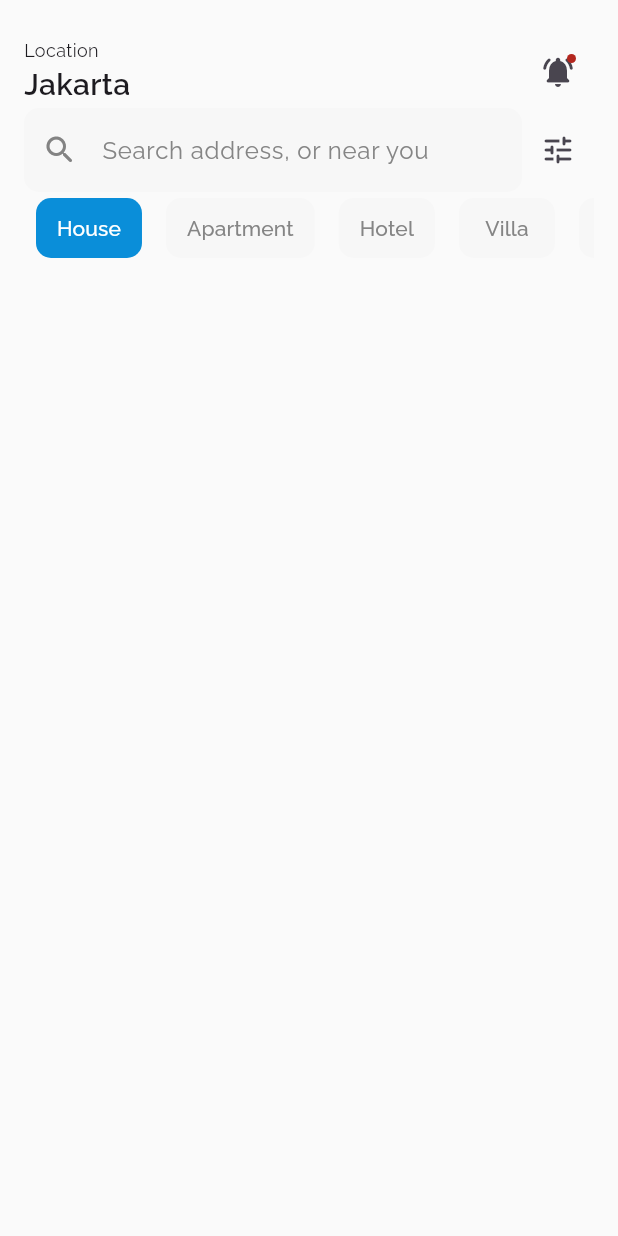
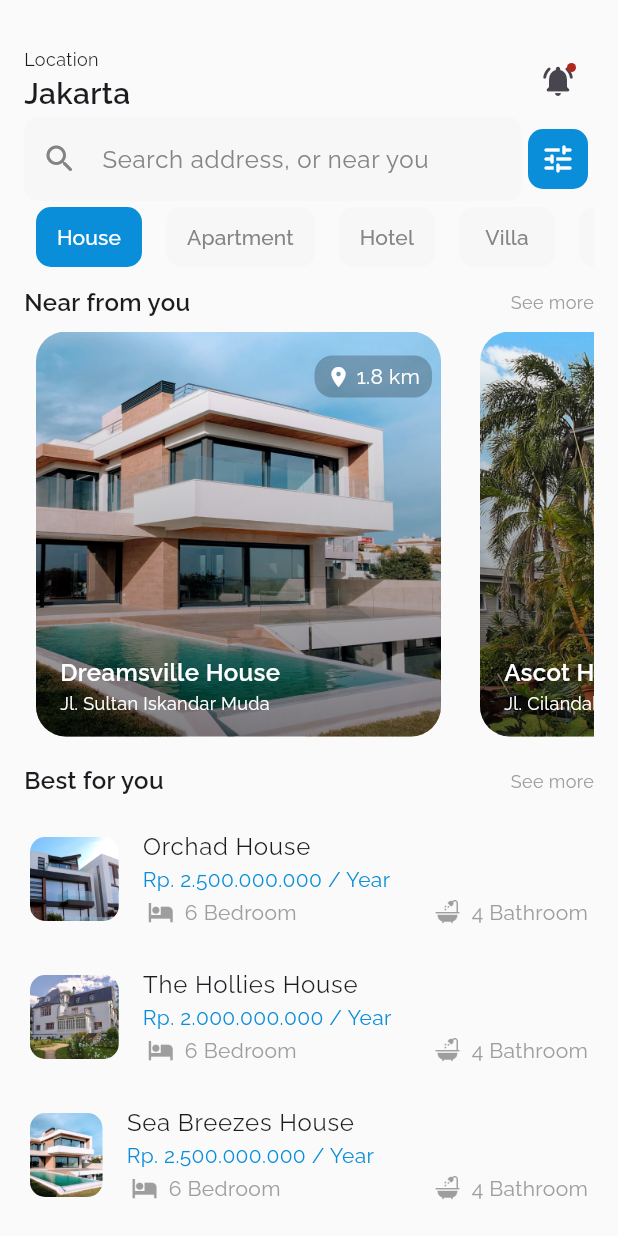
Before and after one commit to Boburbro/home_rent, a Flutter app: the screen it shows after launch, on a phone screen of 412 x 824 dp. Run offline on Flutter 3.47's test engine with Material 3 defaults, Android fonts, the phone set to English and light mode, and no system bars; our stand-ins replace google_fonts.

Commit message:
home screen done

```diff
--- /dev/null
+++ b/lib/gen/assets.gen.dart
@@ -0,0 +1,133 @@
+/// GENERATED CODE - DO NOT MODIFY BY HAND
+/// *****************************************************
+///  FlutterGen
+/// *****************************************************
+
+// coverage:ignore-file
+// ignore_for_file: type=lint
+// ignore_for_file: directives_ordering,unnecessary_import,implicit_dynamic_list_literal,deprecated_member_use
+
+import 'package:flutter/widgets.dart';
+
+class $AssetsIconsGen {
+  const $AssetsIconsGen();
+
+  /// File path: assets/icons/bath.png
+  AssetGenImage get bath => const AssetGenImage('assets/icons/bath.png');
+
+  /// File path: assets/icons/bed.png
+  AssetGenImage get bed => const AssetGenImage('assets/icons/bed.png');
+
+  /// List of all assets
+  List<AssetGenImage> get values => [bath, bed];
+}
+
+class $AssetsImagesGen {
+  const $AssetsImagesGen();
+
+  /// File path: assets/images/1.png
+  AssetGenImage get a1 => const AssetGenImage('assets/images/1.png');
+
+  /// File path: assets/images/2.png
+  AssetGenImage get a2 => const AssetGenImage('assets/images/2.png');
+
+  /// File path: assets/images/3.png
+  AssetGenImage get a3 => const AssetGenImage('assets/images/3.png');
+
+  /// File path: assets/images/4.png
+  AssetGenImage get a4 => const AssetGenImage('assets/images/4.png');
+
+  /// File path: assets/images/5.png
+  AssetGenImage get a5 => const AssetGenImage('assets/images/5.png');
+
+  /// List of all assets
+  List<AssetGenImage> get values => [a1, a2, a3, a4, a5];
+}
+
+class Assets {
+  Assets._();
+
+  static const $AssetsIconsGen icons = $AssetsIconsGen();
+  static const $AssetsImagesGen images = $AssetsImagesGen();
+}
+
+class AssetGenImage {
+  const AssetGenImage(
+    this._assetName, {
+    this.size,
+    this.flavors = const {},
+  });
+
+  final String _assetName;
+
+  final Size? size;
+  final Set<String> flavors;
+
+  Image image({
+    Key? key,
+    AssetBundle? bundle,
+    ImageFrameBuilder? frameBuilder,
+    ImageErrorWidgetBuilder? errorBuilder,
+    String? semanticLabel,
+    bool excludeFromSemantics = false,
+    double? scale,
+    double? width,
+    double? height,
+    Color? color,
+    Animation<double>? opacity,
+    BlendMode? colorBlendMode,
+    BoxFit? fit,
+    AlignmentGeometry alignment = Alignment.center,
+    ImageRepeat repeat = ImageRepeat.noRepeat,
+    Rect? centerSlice,
+    bool matchTextDirection = false,
+    bool gaplessPlayback = true,
+    bool isAntiAlias = false,
+    String? package,
+    FilterQuality filterQuality = FilterQuality.low,
+    int? cacheWidth,
+    int? cacheHeight,
+  }) {
+    return Image.asset(
+      _assetName,
+      key: key,
+      bundle: bundle,
+      frameBuilder: frameBuilder,
+      errorBuilder: errorBuilder,
+      semanticLabel: semanticLabel,
+      excludeFromSemantics: excludeFromSemantics,
+      scale: scale,
+      width: width,
+      height: height,
+      color: color,
+      opacity: opacity,
+      colorBlendMode: colorBlendMode,
+      fit: fit,
+      alignment: alignment,
+      repeat: repeat,
+      centerSlice: centerSlice,
+      matchTextDirection: matchTextDirection,
+      gaplessPlayback: gaplessPlayback,
+      isAntiAlias: isAntiAlias,
+      package: package,
+      filterQuality: filterQuality,
+      cacheWidth: cacheWidth,
+      cacheHeight: cacheHeight,
+    );
+  }
+
+  ImageProvider provider({
+    AssetBundle? bundle,
+    String? package,
+  }) {
+    return AssetImage(
+      _assetName,
+      bundle: bundle,
+      package: package,
+    );
+  }
+
+  String get path => _assetName;
+
+  String get keyName => _assetName;
+}
--- a/lib/screens/home/home_screen.dart
+++ b/lib/screens/home/home_screen.dart
@@ -1,7 +1,10 @@
 import 'package:flutter/material.dart';
+import 'package:home_rent/screens/home/widget/best_for_you.dart';
+import 'package:home_rent/screens/home/widget/body_tile.dart';
 import 'package:home_rent/screens/home/widget/custom_app_bar.dart';
 import 'package:home_rent/screens/home/widget/custom_category.dart';
 import 'package:home_rent/screens/home/widget/custom_search.dart';
+import 'package:home_rent/screens/home/widget/near_from_you.dart';
 import 'package:home_rent/theme/app_colors.dart';
 
 class HomeScreen extends StatelessWidget {
@@ -13,7 +16,7 @@ class HomeScreen extends StatelessWidget {
       backgroundColor: AppColors.cFAFAFA,
       body: Padding(
         padding: EdgeInsets.only(
-          top: 24,
+          top: 30,
           left: 16,
           right: 16,
         ),
@@ -23,6 +26,12 @@ class HomeScreen extends StatelessWidget {
               CustomAppBar(),
               CustomSearch(),
               CustomCategory(),
+              SizedBox(height: 8),
+              BodyTile(mainTitle: "Near from you", subTitle: "See more"),
+              NearFromYou(),
+              BodyTile(mainTitle: "Best for you", subTitle: "See more"),
+              SizedBox(height: 8),
+              BestForYou(),
             ],
           ),
         ),
--- /dev/null
+++ b/lib/screens/home/widget/best_for_you.dart
@@ -0,0 +1,98 @@
+import 'package:flutter/material.dart';
+import 'package:home_rent/gen/assets.gen.dart';
+import 'package:home_rent/theme/app_colors.dart';
+
+class BestForYou extends StatelessWidget {
+  const BestForYou({super.key});
+
+  @override
+  Widget build(BuildContext context) {
+    return Column(
+      children: [
+        BestForYouItem(
+          image: Assets.images.a5.keyName,
+          title: "Orchad House",
+          subtitle: "Rp. 2.500.000.000 / Year",
+        ),
+        BestForYouItem(
+          image: Assets.images.a4.keyName,
+          title: "The Hollies House",
+          subtitle: "Rp. 2.000.000.000 / Year",
+        ),
+        BestForYouItem(
+          image: Assets.images.a2.keyName,
+          title: "Sea Breezes House",
+          subtitle: "Rp. 2.500.000.000 / Year",
+        ),
+      ],
+    );
+  }
+}
+
+class BestForYouItem extends StatelessWidget {
+  const BestForYouItem({
+    required this.image,
+    required this.title,
+    required this.subtitle,
+    super.key,
+  });
+
+  final String image;
+  final String title;
+  final String subtitle;
+
+  @override
+  Widget build(BuildContext context) {
+    return ListTile(
+      contentPadding: const EdgeInsets.all(4),
+      leading: ClipRRect(
+        borderRadius: BorderRadius.circular(10),
+        child: Image.asset(image),
+      ),
+      title: Text(title),
+      subtitle: Column(
+        mainAxisSize: MainAxisSize.min,
+        crossAxisAlignment: CrossAxisAlignment.start,
+        children: [
+          Text(
+            subtitle,
+            style: const TextStyle(color: AppColors.c0A8ED9),
+          ),
+          Row(
+            mainAxisAlignment: MainAxisAlignment.spaceBetween,
+            children: [
+              Row(
+                children: [
+                  Image.asset(
+                    height: 24,
+                    color: Colors.grey,
+                    Assets.icons.bed.keyName,
+                  ),
+                  const SizedBox(width: 4),
+                  const Text(
+                    "6 Bedroom",
+                    style: TextStyle(color: Colors.grey),
+                  ),
+                ],
+              ),
+              Row(
+                children: [
+                  Image.asset(
+                    height: 24,
+                    color: Colors.grey,
+                    Assets.icons.bath.keyName,
+                  ),
+                  const SizedBox(width: 4),
+                  const Text(
+                    "4 Bathroom",
+                    style: TextStyle(color: Colors.grey),
+                  ),
+                ],
+              ),
+            ],
+          )
+        ],
+      ),
+    );
+  }
+}
--- /dev/null
+++ b/lib/screens/home/widget/body_tile.dart
@@ -0,0 +1,29 @@
+import 'package:flutter/material.dart';
+
+class BodyTile extends StatelessWidget {
+  const BodyTile({
+    required this.mainTitle,
+    required this.subTitle,
+    super.key,
+  });
+
+  final String mainTitle;
+  final String subTitle;
+
+  @override
+  Widget build(BuildContext context) {
+    return Row(
+      mainAxisAlignment: MainAxisAlignment.spaceBetween,
+      children: [
+        Text(
+          mainTitle,
+          style: const TextStyle(fontSize: 16, fontWeight: FontWeight.w600),
+        ),
+        Text(
+          subTitle,
+          style: const TextStyle(fontSize: 12, color: Colors.grey),
+        ),
+      ],
+    );
+  }
+}
--- a/lib/screens/home/widget/custom_search.dart
+++ b/lib/screens/home/widget/custom_search.dart
@@ -28,8 +28,18 @@ class CustomSearch extends StatelessWidget {
           ),
         ),
         IconButton(
+          style: IconButton.styleFrom(
+            padding: const EdgeInsets.symmetric(horizontal: 8),
+            shape: RoundedRectangleBorder(
+              borderRadius: BorderRadius.circular(10),
+            ),
+            backgroundColor: AppColors.c0A8ED9,
+          ),
           onPressed: () {},
-          icon: const Icon(Icons.tune_rounded),
+          icon: const Icon(
+            Icons.tune_rounded,
+            color: Colors.white,
+          ),
         )
       ],
     );
--- /dev/null
+++ b/lib/screens/home/widget/near_from_you.dart
@@ -0,0 +1,133 @@
+import 'package:flutter/material.dart';
+import 'package:home_rent/gen/assets.gen.dart';
+
+class NearFromYou extends StatelessWidget {
+  const NearFromYou({super.key});
+
+  @override
+  Widget build(BuildContext context) {
+    return SingleChildScrollView(
+      physics: const BouncingScrollPhysics(),
+      scrollDirection: Axis.horizontal,
+      child: Row(
+        children: [
+          NearFromYouItem(
+            image: Assets.images.a2.keyName,
+            name: "Dreamsville House",
+            location: "Jl. Sultan Iskandar Muda",
+            far: "1.8",
+          ),
+          NearFromYouItem(
+            image: Assets.images.a1.keyName,
+            name: "Ascot House",
+            location: "Jl. Cilandak Tengah",
+            far: "1.8",
+          ),
+        ],
+      ),
+    );
+  }
+}
+
+class NearFromYouItem extends StatelessWidget {
+  const NearFromYouItem({
+    super.key,
+    required this.image,
+    required this.name,
+    required this.location,
+    required this.far,
+  });
+
+  final String image;
+  final String name;
+  final String location;
+  final String far;
+
+  @override
+  Widget build(BuildContext context) {
+    return Padding(
+      padding: const EdgeInsets.all(8),
+      child: SizedBox(
+        height: 280,
+        width: 280,
+        child: Stack(
+          children: [
+            ClipRRect(
+              borderRadius: BorderRadius.circular(20),
+              child: Image.asset(
+                image,
+                height: 270,
+                width: 270,
+                fit: BoxFit.cover,
+              ),
+            ),
+            Container(
+              height: 270,
+              width: 270,
+              decoration: BoxDecoration(
+                borderRadius: BorderRadius.circular(20),
+                gradient: LinearGradient(
+                  begin: Alignment.bottomCenter,
+                  end: Alignment.topCenter,
+                  colors: [
+                    Colors.black.withOpacity(0.5),
+                    Colors.transparent,
+                  ],
+                ),
+              ),
+            ),
+            Positioned(
+              top: 16,
+              right: 16,
+              child: Container(
+                padding: const EdgeInsets.symmetric(horizontal: 8, vertical: 4),
+                decoration: BoxDecoration(
+                  color: const Color.fromRGBO(0, 0, 0, 0.24),
+                  borderRadius: BorderRadius.circular(12),
+                ),
+                child: Row(
+                  children: [
+                    const Icon(
+                      Icons.location_on,
+                      color: Colors.white,
+                      size: 16,
+                    ),
+                    const SizedBox(width: 4),
+                    Text(
+                      '$far km',
+                      style: const TextStyle(color: Colors.white),
+                    ),
+                  ],
+                ),
+              ),
+            ),
+            Positioned(
+              bottom: 24,
+              left: 16,
+              child: Column(
+                crossAxisAlignment: CrossAxisAlignment.start,
+                children: [
+                  Text(
+                    name,
+                    style: const TextStyle(
+                      color: Colors.white,
+                      fontSize: 16,
+                      fontWeight: FontWeight.w600,
+                    ),
+                  ),
+                  Text(
+                    location,
+                    style: const TextStyle(
+                      color: Colors.white,
+                      fontSize: 12,
+                    ),
+                  ),
+                ],
+              ),
+            ),
+          ],
+        ),
+      ),
+    );
+  }
+}
```
Also changed, not shown: pubspec.yaml (+12 -0 lines), assets/icons/bath.png (added), assets/icons/bed.png (added), assets/images/1.png (added), assets/images/2.png (added), assets/images/3.png (added), assets/images/4.png (added), assets/images/5.png (added), pubspec.lock.
